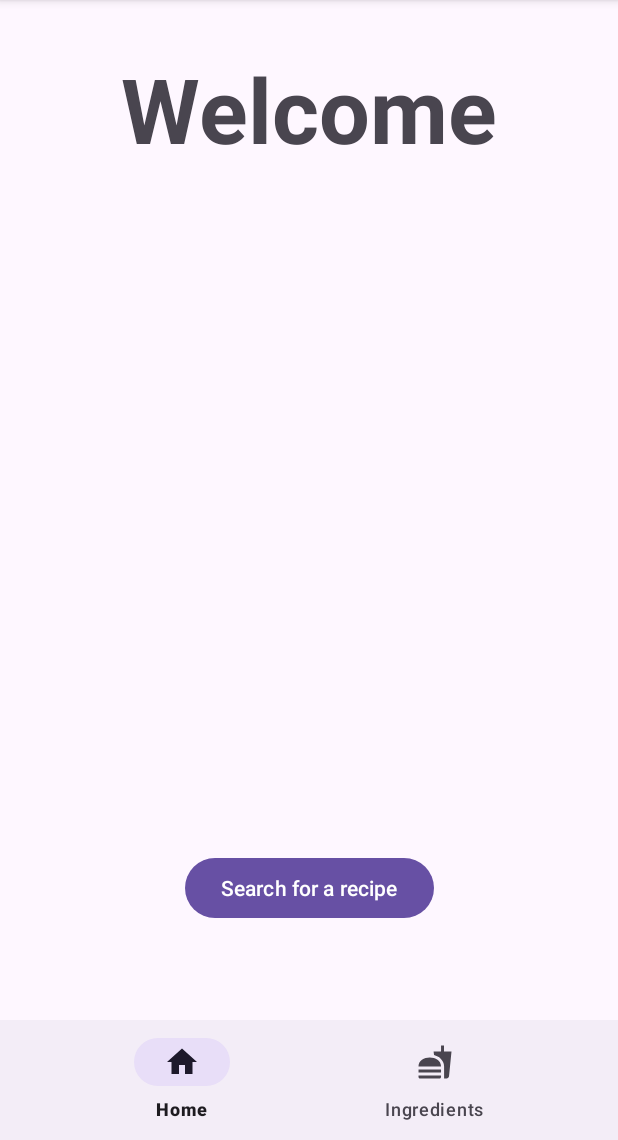
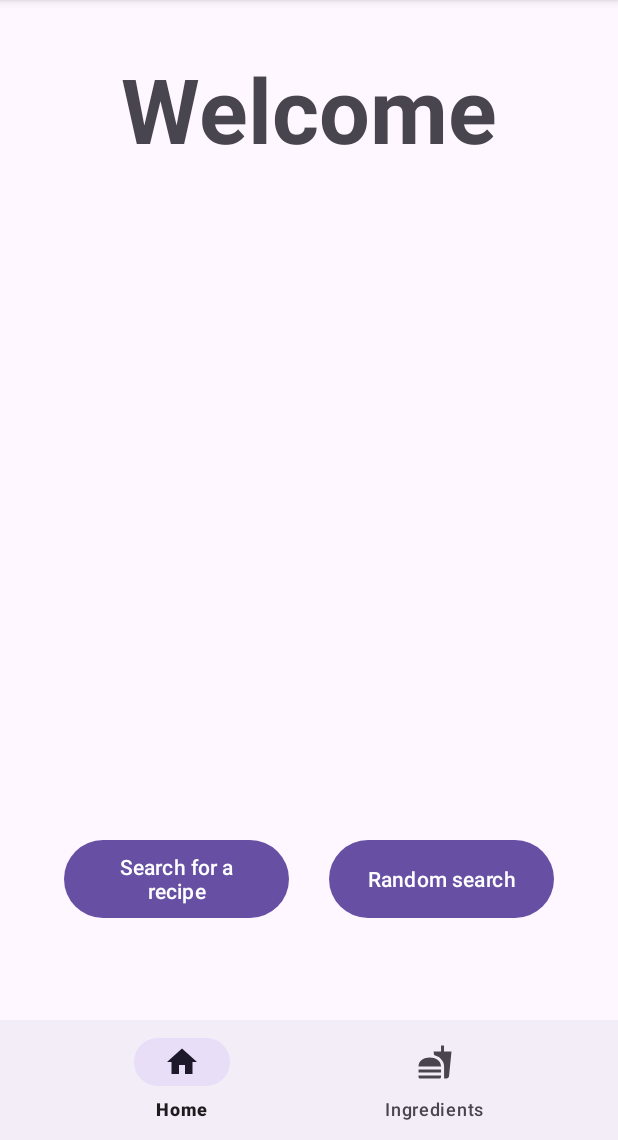
Before and after one commit to huangah412/RecipeSearch, an Android app: the screen it shows after launch (MainActivity), on a phone screen of 412 x 824 dp, the part 96-1236 px from its top. Run offline under Robolectric (Android 15) with nearby library versions, the phone set to English and light mode, and no system bars; our stand-ins replace Room's generated code.

Commit message:
Create advanced and random search functionality

```diff
--- a/app/src/main/java/com/aiden/recipesearch/database/IngredientDao.java
+++ b/app/src/main/java/com/aiden/recipesearch/database/IngredientDao.java
@@ -29,6 +29,9 @@ public interface IngredientDao {
     @Query("SELECT * FROM ingredient_table ORDER BY ingredient ASC")
     LiveData<List<Ingredient>> getAlphabetizedIngredients();
 
+    @Query("SELECT ingredient FROM ingredient_table ORDER BY ingredient ASC")
+    List<String> getIngredientNames();
+
     @Query("SELECT * FROM ingredient_table ORDER BY ingredient DESC")
     LiveData<List<Ingredient>> getAlphabetizedIngredientsDescending();
 
--- a/app/src/main/java/com/aiden/recipesearch/database/IngredientViewModel.java
+++ b/app/src/main/java/com/aiden/recipesearch/database/IngredientViewModel.java
@@ -30,6 +30,9 @@ public class IngredientViewModel extends AndroidViewModel {
     public void update(int id, String ingredient, int amount){
         repository.update(id, ingredient, amount);
     }
+    public List<String> getIngredientNames(){
+        return repository.getIngredientNames();
+    }
     public Ingredient getIngredient(String name) {
         return repository.getIngredient(name);
     }
--- a/app/src/main/java/com/aiden/recipesearch/recyclerview/IngredientListAdapter.java
+++ b/app/src/main/java/com/aiden/recipesearch/recyclerview/IngredientListAdapter.java
@@ -122,6 +122,5 @@ public class IngredientListAdapter extends ListAdapter<Ingredient, IngredientVie
         public boolean areContentsTheSame(@NonNull Ingredient oldItem, @NonNull Ingredient newItem) {
             return oldItem.ingredient.equals(newItem.ingredient);
         }
-
     }
 }
--- a/app/src/main/res/layout/fragment_home.xml
+++ b/app/src/main/res/layout/fragment_home.xml
@@ -24,15 +24,33 @@
 
         <Button
             android:id="@+id/searchButton"
-            android:layout_width="wrap_content"
-            android:layout_height="wrap_content"
+            android:layout_width="150dp"
+            android:layout_height="60dp"
+            android:layout_marginStart="32dp"
+            android:layout_marginEnd="8dp"
             android:layout_marginBottom="64dp"
             android:text="@string/search"
             app:layout_constraintBottom_toBottomOf="parent"
-            app:layout_constraintEnd_toEndOf="parent"
+            app:layout_constraintEnd_toStartOf="@+id/searchButtonRandom"
             app:layout_constraintStart_toStartOf="parent"
             app:layout_constraintTop_toBottomOf="@+id/textView2"
             app:layout_constraintVertical_bias="1.0" />
+
+        <Button
+            android:id="@+id/searchButtonRandom"
+            android:layout_width="150dp"
+            android:layout_height="60dp"
+            android:layout_marginStart="8dp"
+            android:layout_marginEnd="32dp"
+            android:layout_marginBottom="64dp"
+            android:text="@string/search_random"
+            app:layout_constraintBottom_toBottomOf="parent"
+            app:layout_constraintEnd_toEndOf="parent"
+            app:layout_constraintHorizontal_bias="1.0"
+            app:layout_constraintStart_toEndOf="@+id/searchButton"
+            app:layout_constraintTop_toBottomOf="@+id/textView2"
+            app:layout_constraintVertical_bias="1.0" />
+
     </androidx.constraintlayout.widget.ConstraintLayout>
 
 </FrameLayout>
--- a/app/src/main/res/values/strings.xml
+++ b/app/src/main/res/values/strings.xml
@@ -20,4 +20,5 @@
     <string name="welcome">Welcome</string>
     <string name="search">Search for a recipe</string>
     <string name="choose_ingredients">Choose ingredients:</string>
+    <string name="search_random">Random search</string>
 </resources>
```
Also changed, not shown: app/src/main/java/com/aiden/recipesearch/HomeFragment.java (+35 -1 lines), app/src/main/java/com/aiden/recipesearch/IngredientsFragment.java (+7 -1 lines), app/src/main/java/com/aiden/recipesearch/SearchActivity.java (+12 -3 lines), app/src/main/java/com/aiden/recipesearch/database/IngredientRepository.java (+10 -0 lines).
